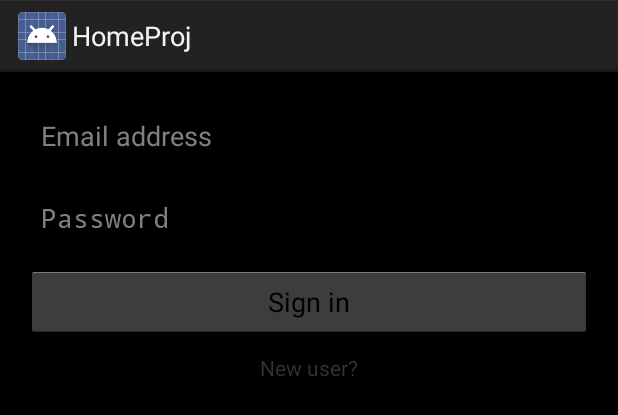
After one commit to StasEvseev/mobileclienthomeproj, an Android app: the layout act_login.xml on its own in the app's theme, with its tools: preview values and no code run, on a phone screen of 412 x 824 dp. The commit adds this screen. Shown: the top 415 px of the screen. Run offline under Robolectric (Android 15) with nearby library versions, the phone set to English and light mode, and no system bars.

Commit message:
SignIn into AccountManager. Norm sync.

```diff
--- a/app/src/main/AndroidManifest.xml
+++ b/app/src/main/AndroidManifest.xml
@@ -121,6 +121,7 @@
     <uses-permission android:name="android.permission.READ_PROFILE" />
     <uses-permission android:name="android.permission.READ_CONTACTS" />
 
+    <uses-permission android:name="android.permission.MANAGE_ACCOUNTS" />
     <uses-permission
         android:name="android.permission.READ_SYNC_SETTINGS"/>
     <uses-permission
--- a/app/src/main/java/com/example/stas/homeproj/ActionsActivity.java
+++ b/app/src/main/java/com/example/stas/homeproj/ActionsActivity.java
@@ -59,8 +59,9 @@ public class ActionsActivity extends Activity implements View.OnClickListener {
     * Логаут из системы
     * */
     public void logout() {
-        AuthHelper auth = new AuthHelper(getApplicationContext());
-        auth.setToken("");
+//        AuthHelper auth = new AuthHelper(getApplicationContext());
+//        auth.setToken("");
+        Session.signOut(this);
         startActivity(new Intent(this, MainActivity.class));
         finish();
     }
--- a/app/src/main/java/com/example/stas/homeproj/GoodListActivity.java
+++ b/app/src/main/java/com/example/stas/homeproj/GoodListActivity.java
@@ -154,6 +154,6 @@ public class GoodListActivity extends Activity
 //            mResolver = getContentResolver();
 //            getContentResolver().requestSync(mAccount, AccountSyncHelper.AUTHORITY, settingsBundle);
 
-        ContentResolver.requestSync(MyApplication.sAccount, MyApplication.AUTHORITY, settingsBundle);
+        ContentResolver.requestSync(Session.mAccount, MyApplication.AUTHORITY, settingsBundle);
     }
 }
--- a/app/src/main/java/com/example/stas/homeproj/library/AuthHelper.java
+++ b/app/src/main/java/com/example/stas/homeproj/library/AuthHelper.java
@@ -2,6 +2,7 @@ package com.example.stas.homeproj.library;
 
 import android.content.Context;
 import android.content.SharedPreferences;
+import android.util.Log;
 
 import com.example.stas.homeproj.Constrants;
 
@@ -21,11 +22,13 @@ public final class AuthHelper {
 
     public void setToken(String token) {
         SharedPreferences.Editor editor = context.getSharedPreferences(KEY, Context.MODE_PRIVATE).edit();
-        editor.putString(Constrants.TOKEN_NAME, token).apply();
+        editor.putString(Constrants.TOKEN_NAME, token);
+        editor.commit();
     }
 
     public String getToken() {
         SharedPreferences spref = context.getSharedPreferences(KEY, Context.MODE_PRIVATE);
+        Log.d("TOKEN", spref.getString(Constrants.TOKEN_NAME, ""));
         return spref.getString(Constrants.TOKEN_NAME, "");
     }
 
--- a/app/src/main/java/com/example/stas/homeproj/sync/Authenticator.java
+++ b/app/src/main/java/com/example/stas/homeproj/sync/Authenticator.java
@@ -6,6 +6,7 @@ import android.accounts.AccountAuthenticatorResponse;
 import android.accounts.NetworkErrorException;
 import android.content.Context;
 import android.os.Bundle;
+import android.util.Log;
 
 /*
  * Implement AbstractAccountAuthenticator and stub out all
@@ -47,6 +48,7 @@ public class Authenticator extends AbstractAccountAuthenticator {
             Account account,
             String s,
             Bundle bundle) throws NetworkErrorException {
+        Log.d("Authenticator", "getAuthToken");
         throw new UnsupportedOperationException();
     }
     // Getting a label for the auth token is not supported
--- /dev/null
+++ b/app/src/main/res/layout/act_login.xml
@@ -0,0 +1,43 @@
+<?xml version="1.0" encoding="utf-8"?>
+<LinearLayout xmlns:android="http://schemas.android.com/apk/res/android"
+    android:orientation="vertical"
+    android:layout_width="fill_parent"
+    android:layout_height="fill_parent"
+    android:background="#000000"
+    android:paddingLeft="17dp"
+    android:paddingRight="17dp"
+    >
+
+    <EditText android:id="@+id/accountName"
+        android:layout_width="match_parent"
+        android:layout_height="wrap_content"
+        android:layout_marginTop="20dp"
+        android:hint="Email address"
+        android:inputType="textEmailAddress"
+        android:padding="10dp"
+        />
+
+    <EditText android:id="@+id/accountPassword"
+        android:layout_width="match_parent"
+        android:layout_height="wrap_content"
+        android:layout_marginTop="10dp"
+        android:inputType="textPassword"
+        android:hint="Password"
+        android:padding="10dp"
+        />
+
+    <Button android:id="@+id/submit"
+        android:layout_width="match_parent"
+        android:layout_height="wrap_content"
+        android:layout_marginTop="10dp"
+        android:text="Sign in"
+        android:padding="10dp"/>
+
+    <TextView android:id="@+id/signUp"
+        android:layout_width="match_parent"
+        android:layout_height="wrap_content"
+        android:gravity="center"
+        android:text="New user?"
+        android:padding="10dp"/>
+
+</LinearLayout>
```
Also changed, not shown: app/src/main/java/com/example/stas/homeproj/AuthenticatorActivity.java (added, +141 -0 lines), app/src/main/java/com/example/stas/homeproj/GoodListFragment.java (+0 -31 lines), app/src/main/java/com/example/stas/homeproj/InvoicesActivity.java (+1 -29 lines), app/src/main/java/com/example/stas/homeproj/LoginActivity.java (+28 -7 lines), app/src/main/java/com/example/stas/homeproj/MainActivity.java (+37 -3 lines), app/src/main/java/com/example/stas/homeproj/MyApplication.java (+8 -8 lines), app/src/main/java/com/example/stas/homeproj/Session.java (added, +75 -0 lines), app/src/main/java/com/example/stas/homeproj/SyncSettings.java (+4 -4 lines), app/src/main/java/com/example/stas/homeproj/library/RestApiHelper.java (+8 -4 lines), app/src/main/java/com/example/stas/homeproj/sync/SyncAdapter.java (+25 -25 lines), app/src/main/java/com/example/stas/homeproj/sync/model/GoodLocalSync.java (+9 -15 lines), app/src/main/java/com/example/stas/homeproj/sync/model/GoodsSync.java (+10 -6 lines), app/src/main/java/com/example/stas/homeproj/sync/model/InvoiceSync.java (+9 -2 lines).
